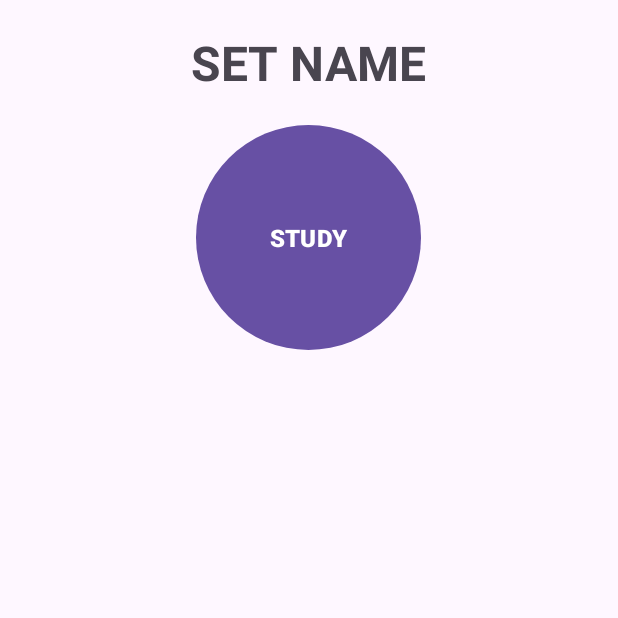
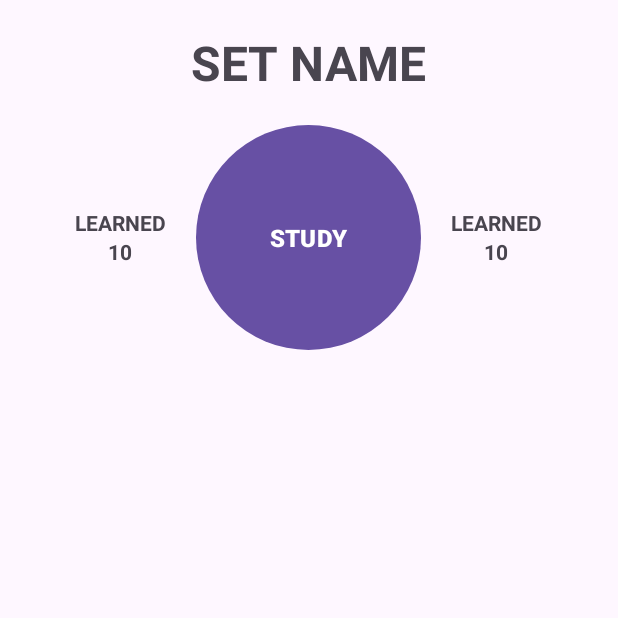
Before and after one commit to ROOT-BEARD/Study, an Android app: the screen it shows after launch (SetOverviewActivity before the commit, CardOverviewActivity after it), after a tap on "SETS", on a phone screen of 412 x 824 dp, the top half of it. Run offline under Robolectric (Android 15) with nearby library versions, the phone set to English and light mode, and no system bars; our stand-ins replace Firebase (no records; nobody signed in at launch, a user with empty details on screens opened directly); 1 statement that could not run was skipped.

Commit message:
wip SetOverviewActivity

```diff
--- a/app/src/main/AndroidManifest.xml
+++ b/app/src/main/AndroidManifest.xml
@@ -54,6 +54,10 @@
         </service>
 
         <activity
+            android:name=".Pages.CardOverviewActivity"
+            android:exported="false"
+            android:windowSoftInputMode="adjustResize" />
+        <activity
             android:name=".Pages.SetOverviewActivity"
             android:exported="false"
             android:windowSoftInputMode="adjustResize" />
--- /dev/null
+++ b/app/src/main/java/com/example/study/Pages/CardOverviewActivity.java
@@ -0,0 +1,66 @@
+package com.example.study.Pages;
+
+import android.content.Intent;
+import android.os.Bundle;
+import android.widget.Button;
+
+import androidx.appcompat.app.AppCompatActivity;
+import androidx.core.graphics.Insets;
+import androidx.core.view.ViewCompat;
+import androidx.core.view.WindowCompat;
+import androidx.core.view.WindowInsetsCompat;
+import androidx.recyclerview.widget.LinearLayoutManager;
+import androidx.recyclerview.widget.RecyclerView;
+
+import com.example.study.Database.Database;
+import com.example.study.R;
+import com.example.study.Services.CardService;
+import com.example.study.cardOverviewAdapter;
+
+import java.util.ArrayList;
+import java.util.List;
+
+public class CardOverviewActivity extends AppCompatActivity {
+
+
+    private List<Database.Card> setCards = new ArrayList<>();
+    private Button studyButton;
+
+    @Override
+    protected void onCreate(Bundle savedInstanceState) {
+        super.onCreate(savedInstanceState);
+        WindowCompat.enableEdgeToEdge(getWindow());
+        setContentView(R.layout.activity_card_overview);
+        ViewCompat.setOnApplyWindowInsetsListener(findViewById(R.id.main), (v, insets) -> {
+            Insets systemBars = insets.getInsets(WindowInsetsCompat.Type.systemBars());
+            v.setPadding(systemBars.left, systemBars.top, systemBars.right, systemBars.bottom);
+            return insets;
+        });
+
+        studyButton = findViewById(R.id.buttonStudy);
+        studyButton.setOnClickListener(v -> {
+            Intent intent = new Intent(CardOverviewActivity.this, StudyActivity.class);
+            intent.putExtra("setId", "1");
+            startActivity(intent);
+        });
+
+        getCards();
+    }
+
+    private void getCards(){
+        CardService cardService = new CardService();
+        cardService.getCards("1", new CardService.onCardCallback() {
+            @Override
+            public void onLoaded(List<Database.Card> cards) {
+                setCards = cards;
+
+                RecyclerView recyclerView = findViewById(R.id.recycler_view_cards);
+                recyclerView.setLayoutManager(new LinearLayoutManager(CardOverviewActivity.this));
+
+                cardOverviewAdapter adapter = new cardOverviewAdapter(setCards);
+                recyclerView.setAdapter(adapter);
+
+            }
+        });
+    }
+}
--- a/app/src/main/java/com/example/study/Pages/MainActivity.java
+++ b/app/src/main/java/com/example/study/Pages/MainActivity.java
@@ -33,7 +33,7 @@ public class MainActivity extends AppCompatActivity {
 
         timerButton.setOnClickListener(v -> openScreen(TimerActivity.class));
         authButton.setOnClickListener(v -> openScreen(RegisterActivity.class));
-        setsButton.setOnClickListener(v -> openScreen(SetOverviewActivity.class));
+        setsButton.setOnClickListener(v -> openScreen(CardOverviewActivity.class));
         studyButton.setOnClickListener(v -> {
             Intent intent = new Intent(MainActivity.this, StudyActivity.class);
             intent.putExtra("setId", "1");
--- a/app/src/main/java/com/example/study/Pages/SetOverviewActivity.java
+++ b/app/src/main/java/com/example/study/Pages/SetOverviewActivity.java
@@ -1,67 +1,26 @@
 package com.example.study.Pages;
 
-import android.content.Intent;
 import android.os.Bundle;
-import android.view.View;
-import android.widget.Button;
 
+import androidx.activity.EdgeToEdge;
 import androidx.appcompat.app.AppCompatActivity;
 import androidx.core.graphics.Insets;
 import androidx.core.view.ViewCompat;
-import androidx.core.view.WindowCompat;
 import androidx.core.view.WindowInsetsCompat;
-import androidx.recyclerview.widget.LinearLayoutManager;
-import androidx.recyclerview.widget.RecyclerView;
 
-import com.example.study.Database.Database;
 import com.example.study.R;
-import com.example.study.Services.CardService;
-import com.example.study.cardOverviewAdapter;
-
-import java.util.ArrayList;
-import java.util.List;
 
 public class SetOverviewActivity extends AppCompatActivity {
-
-
-    private List<Database.Card> setCards = new ArrayList<>();
-    private Button studyButton;
 
     @Override
     protected void onCreate(Bundle savedInstanceState) {
         super.onCreate(savedInstanceState);
-        WindowCompat.enableEdgeToEdge(getWindow());
+        EdgeToEdge.enable(this);
         setContentView(R.layout.activity_set_overview);
         ViewCompat.setOnApplyWindowInsetsListener(findViewById(R.id.main), (v, insets) -> {
             Insets systemBars = insets.getInsets(WindowInsetsCompat.Type.systemBars());
             v.setPadding(systemBars.left, systemBars.top, systemBars.right, systemBars.bottom);
             return insets;
         });
-
-        studyButton = findViewById(R.id.buttonStudy);
-        studyButton.setOnClickListener(v -> {
-            Intent intent = new Intent(SetOverviewActivity.this, StudyActivity.class);
-            intent.putExtra("setId", "1");
-            startActivity(intent);
-        });
-
-        getCards();
-    }
-
-    private void getCards(){
-        CardService cardService = new CardService();
-        cardService.getCards("1", new CardService.onCardCallback() {
-            @Override
-            public void onLoaded(List<Database.Card> cards) {
-                setCards = cards;
-
-                RecyclerView recyclerView = findViewById(R.id.recycler_view_cards);
-                recyclerView.setLayoutManager(new LinearLayoutManager(SetOverviewActivity.this));
-
-                cardOverviewAdapter adapter = new cardOverviewAdapter(setCards);
-                recyclerView.setAdapter(adapter);
-
-            }
-        });
     }
 }
--- /dev/null
+++ b/app/src/main/res/layout/activity_card_overview.xml
@@ -0,0 +1,97 @@
+<?xml version="1.0" encoding="utf-8"?>
+<androidx.constraintlayout.widget.ConstraintLayout xmlns:android="http://schemas.android.com/apk/res/android"
+    xmlns:app="http://schemas.android.com/apk/res-auto"
+    xmlns:tools="http://schemas.android.com/tools"
+    android:id="@+id/main"
+    android:layout_width="match_parent"
+    android:layout_height="match_parent"
+    tools:context=".Pages.CardOverviewActivity">
+
+    <LinearLayout
+        android:layout_width="match_parent"
+        android:layout_height="wrap_content"
+        android:orientation="vertical"
+        android:gravity="center">
+
+        <TextView
+            android:layout_gravity="center"
+            android:layout_width="wrap_content"
+            android:layout_height="wrap_content"
+            android:layout_marginTop="20dp"
+            android:text="SET NAME"
+            android:textStyle="bold"
+            android:textSize="32sp"
+            android:paddingBottom="20dp"
+            />
+
+        <LinearLayout
+            android:layout_width="match_parent"
+            android:layout_height="wrap_content"
+            android:gravity="center"
+            android:orientation="horizontal"
+            >
+            <LinearLayout
+                android:layout_width="wrap_content"
+                android:layout_height="wrap_content"
+                android:orientation="vertical"
+                android:gravity="center"
+                android:layout_marginRight="20dp">
+                <TextView
+                    android:layout_width="wrap_content"
+                    android:layout_height="wrap_content"
+                    android:text="LEARNED"
+                    android:textStyle="bold"
+                    />
+                <TextView
+                    android:layout_width="wrap_content"
+                    android:layout_height="wrap_content"
+                    android:text="10"
+                    android:textStyle="bold"
+                    />
+            </LinearLayout>
+            <Button
+                android:id="@+id/buttonStudy"
+                android:layout_width="150dp"
+                android:layout_height="150dp"
+                android:background="@drawable/oval"
+                android:text="STUDY"
+                android:textStyle="bold"
+                android:textSize="16sp"
+                />
+            <LinearLayout
+                android:layout_width="wrap_content"
+                android:layout_height="wrap_content"
+                android:orientation="vertical"
+                android:gravity="center"
+                android:layout_marginLeft="20dp">
+                <TextView
+                    android:layout_width="wrap_content"
+                    android:layout_height="wrap_content"
+                    android:text="LEARNED"
+                    android:textStyle="bold"
+                    />
+                <TextView
+                    android:layout_width="wrap_content"
+                    android:layout_height="wrap_content"
+                    android:text="10"
+                    android:textStyle="bold"
+                    />
+            </LinearLayout>
+
+        </LinearLayout>
+        <LinearLayout
+            android:layout_width="match_parent"
+            android:layout_height="wrap_content"
+            android:orientation="vertical"
+            >
+
+            <androidx.recyclerview.widget.RecyclerView
+                android:id="@+id/recycler_view_cards"
+                android:layout_width="match_parent"
+                android:layout_height="wrap_content"
+                />
+
+        </LinearLayout>
+    </LinearLayout>
+
+</androidx.constraintlayout.widget.ConstraintLayout>
--- a/app/src/main/res/layout/activity_set_overview.xml
+++ b/app/src/main/res/layout/activity_set_overview.xml
@@ -6,46 +6,37 @@
     android:layout_width="match_parent"
     android:layout_height="match_parent"
     tools:context=".Pages.SetOverviewActivity">
-
     <LinearLayout
         android:layout_width="match_parent"
         android:layout_height="wrap_content"
-        android:orientation="vertical"
-        android:gravity="center">
-
+        android:orientation="vertical">
         <TextView
-            android:layout_gravity="center"
-            android:layout_width="wrap_content"
+            android:layout_width="match_parent"
             android:layout_height="wrap_content"
-            android:layout_marginTop="20dp"
-            android:text="SET NAME"
+            android:text="SETS"
             android:textStyle="bold"
             android:textSize="32sp"
-            android:paddingBottom="20dp"
+            android:paddingHorizontal="10dp"
+            android:paddingTop="50dp"
+            />
+        <androidx.recyclerview.widget.RecyclerView
+            android:id="@+id/RecyclerViewSets"
+            android:layout_width="match_parent"
+            android:layout_height="wrap_content"
+            app:spanCount="2"
             />
 
-        <Button
-            android:id="@+id/buttonStudy"
-            android:layout_width="150dp"
-            android:layout_height="150dp"
-            android:background="@drawable/oval"
-            android:text="STUDY"
-            android:textStyle="bold"
-            android:textSize="16sp"
-            />
         <LinearLayout
             android:layout_width="match_parent"
-            android:layout_height="wrap_content"
-            android:orientation="vertical"
-            >
+            android:layout_height="match_parent"
+            android:gravity="right">
+            <Button
+                android:layout_width="wrap_content"
+                android:layout_height="wrap_content"
+                android:text="add set"
+                />
+        </LinearLayout>
 
-            <androidx.recyclerview.widget.RecyclerView
-                android:id="@+id/recycler_view_cards"
-                android:layout_width="match_parent"
-                android:layout_height="wrap_content"
-                />
-
-        </LinearLayout>
     </LinearLayout>
 
 </androidx.constraintlayout.widget.ConstraintLayout>
```
